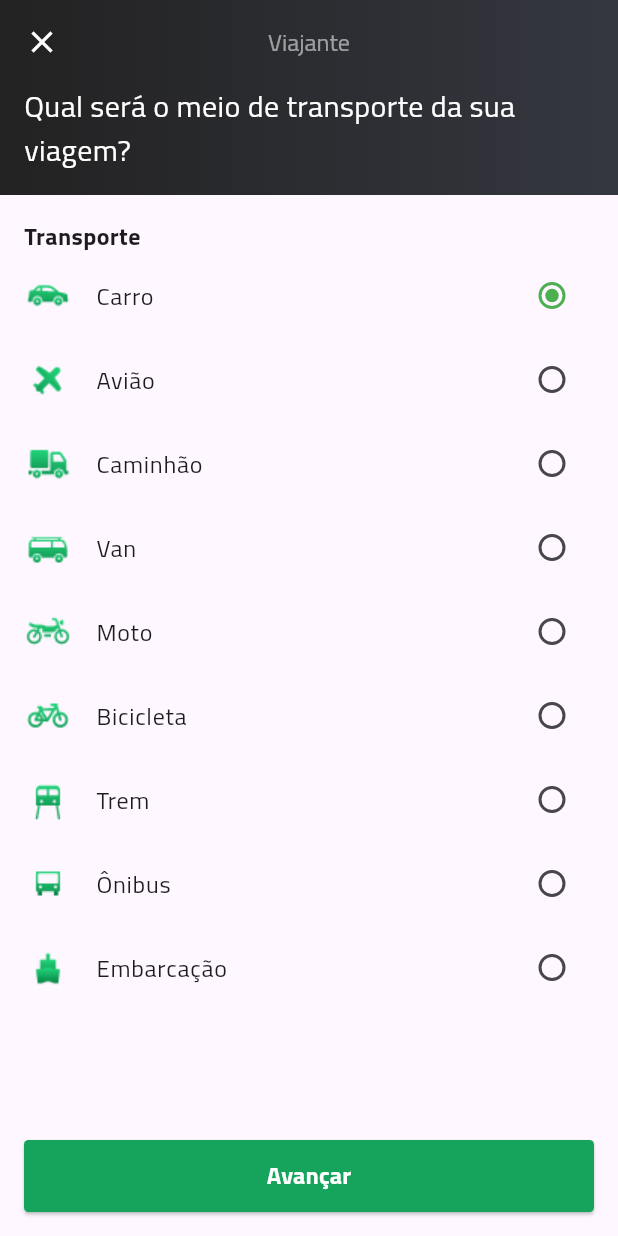
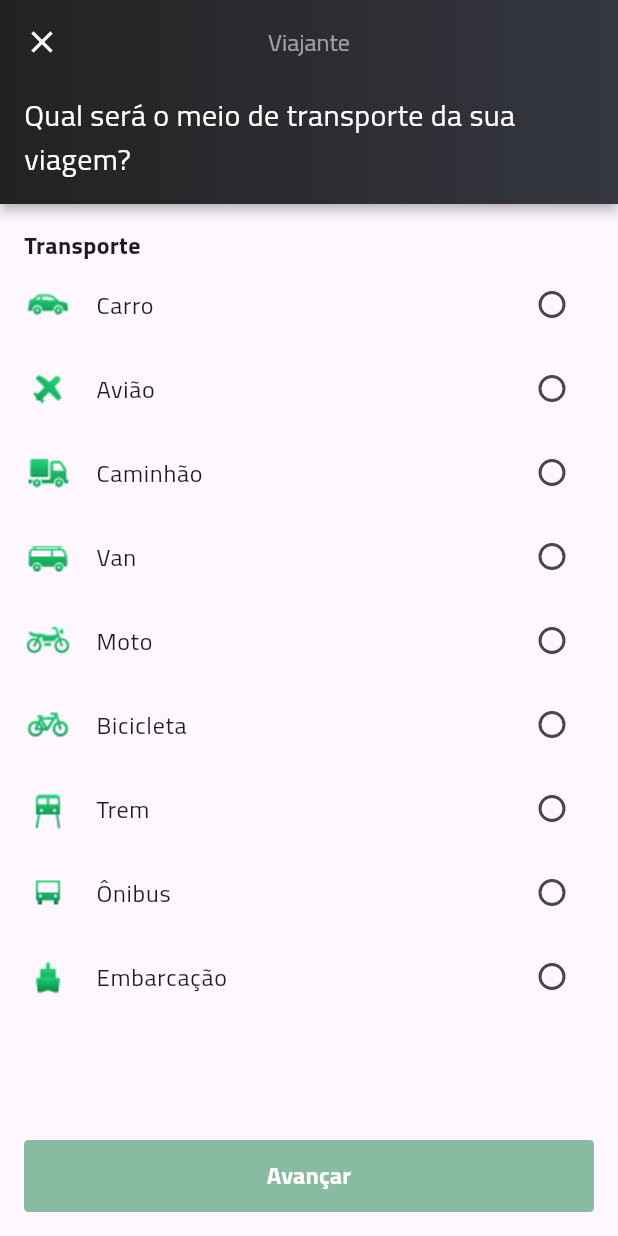
Before and after one commit to schuberty/Jera-Muvver, a Flutter app: the screen it shows after launch, after a tap on "Viajante", on a phone screen of 412 x 824 dp. Run offline on Flutter 3.47's test engine with Material 2 defaults, Android fonts, the light colour scheme and no system bars.

Commit message:
Implemented passenger first and path selection page, and modularized widgets

```diff
--- /dev/null
+++ b/lib/src/modules/passenger/presentation/components/passenger_app_bar_bottom_widget.dart
@@ -0,0 +1,37 @@
+import 'package:flutter/material.dart';
+
+class PassengerAppBarBottomWidget extends StatelessWidget implements PreferredSizeWidget {
+  final String text;
+  final double height;
+  final Widget? tabBarWidget;
+
+  const PassengerAppBarBottomWidget({
+    required this.text,
+    this.height = 60,
+    this.tabBarWidget,
+    super.key,
+  });
+
+  @override
+  Widget build(BuildContext context) {
+    return Column(
+      children: <Widget>[
+        Container(
+          padding: const EdgeInsets.fromLTRB(16, 0, 16, 16),
+          width: double.infinity,
+          child: Text(
+            text,
+            style: const TextStyle(
+              fontSize: 20,
+              color: Colors.white,
+            ),
+          ),
+        ),
+        tabBarWidget ?? const SizedBox.shrink(),
+      ],
+    );
+  }
+
+  @override
+  Size get preferredSize => Size.fromHeight(height);
+}
--- /dev/null
+++ b/lib/src/modules/passenger/presentation/components/passenger_next_floating_button.dart
@@ -0,0 +1,35 @@
+import 'package:flutter/material.dart';
+
+class PassengerNextFloatingButton extends StatelessWidget {
+  final VoidCallback? onPressed;
+
+  final Color _buttonColor = const Color(0xFF16A45C);
+  final Color _disabledButtonColor = const Color(0xFF89BBA2);
+
+  const PassengerNextFloatingButton({this.onPressed, super.key});
+
+  @override
+  Widget build(BuildContext context) {
+    return Container(
+      margin: const EdgeInsets.symmetric(horizontal: 16),
+      height: 48,
+      width: double.infinity,
+      child: ElevatedButton(
+        onPressed: onPressed,
+        style: ElevatedButton.styleFrom(
+          shape: RoundedRectangleBorder(borderRadius: BorderRadius.circular(3)),
+          backgroundColor: _buttonColor,
+          disabledBackgroundColor: _disabledButtonColor,
+        ),
+        child: const Text(
+          "Avançar",
+          style: TextStyle(
+            fontWeight: FontWeight.bold,
+            fontSize: 16,
+            color: Colors.white,
+          ),
+        ),
+      ),
+    );
+  }
+}
--- /dev/null
+++ b/lib/src/modules/passenger/presentation/components/passenger_sliver_app_bar_widget.dart
@@ -0,0 +1,74 @@
+import 'package:flutter/material.dart';
+import 'package:flutter/services.dart';
+import 'package:jera_muvver/src/shared/app/app_constants.dart';
+
+class PassengerSliverAppBarWidget extends StatelessWidget {
+  final VoidCallback? onLeadingPreassed;
+  final IconData? leadingIcon;
+  final String? titleText;
+  final List<Widget>? actions;
+  final PreferredSizeWidget? bottom;
+
+  const PassengerSliverAppBarWidget({
+    this.onLeadingPreassed,
+    this.leadingIcon,
+    this.titleText,
+    this.actions,
+    this.bottom,
+    super.key,
+  });
+
+  @override
+  Widget build(BuildContext context) {
+    late final Widget? leadingIconWidget;
+    late final Widget? titleWidget;
+
+    if (leadingIcon != null) {
+      leadingIconWidget = Icon(
+        leadingIcon,
+        color: Colors.white,
+      );
+    } else {
+      leadingIconWidget = const Icon(
+        Icons.arrow_back,
+        color: Colors.white,
+      );
+    }
+
+    if (titleText != null) {
+      titleWidget = Text(
+        titleText!,
+        style: TextStyle(
+          color: Colors.white.withOpacity(0.54),
+          fontSize: 16,
+        ),
+      );
+    } else {
+      titleWidget = null;
+    }
+
+    return SliverAppBar(
+      pinned: true,
+      centerTitle: true,
+      forceElevated: true,
+      shadowColor: Colors.black,
+      backgroundColor: Colors.black,
+      systemOverlayStyle: SystemUiOverlayStyle.light,
+      leading: IconButton(
+        onPressed: onLeadingPreassed,
+        icon: leadingIconWidget,
+      ),
+      title: titleWidget,
+      flexibleSpace: FlexibleSpaceBar(
+        titlePadding: EdgeInsets.zero,
+        title: Container(
+          decoration: BoxDecoration(
+            gradient: AppConstants.linearGradientBlackToGrey(),
+          ),
+        ),
+      ),
+      actions: actions,
+      bottom: bottom,
+    );
+  }
+}
--- /dev/null
+++ b/lib/src/modules/passenger/presentation/components/passenger_transport_radial_list_widget.dart
@@ -0,0 +1,34 @@
+import 'package:flutter/material.dart';
+import 'package:jera_muvver/src/modules/passenger/domain/enums/transport_type_enum.dart';
+
+class PassengerTransportRadialListWidget extends StatelessWidget {
+  final List<TransportType> transportList;
+  final TransportType? groupValue;
+  final Function(TransportType?) onChanged;
+
+  const PassengerTransportRadialListWidget({
+    required this.transportList,
+    required this.groupValue,
+    required this.onChanged,
+    super.key,
+  });
+
+  @override
+  Widget build(BuildContext context) {
+    return SliverList(
+      delegate: SliverChildBuilderDelegate((context, index) {
+        final transport = transportList[index];
+
+        return RadioListTile<TransportType>(
+          value: transport,
+          groupValue: groupValue,
+          title: Text(transport.transportName),
+          secondary: Image.asset("assets/icons/${transport.iconAsset}"),
+          onChanged: onChanged,
+          controlAffinity: ListTileControlAffinity.trailing,
+          activeColor: const Color(0xFF24B96E),
+        );
+      }, childCount: transportList.length),
+    );
+  }
+}
--- a/lib/src/modules/passenger/presentation/pages/passenger_page.dart
+++ b/lib/src/modules/passenger/presentation/pages/passenger_page.dart
@@ -1,7 +1,9 @@
 import 'package:flutter/material.dart';
-import 'package:flutter/services.dart';
 import 'package:jera_muvver/src/modules/passenger/domain/enums/transport_type_enum.dart';
-import 'package:jera_muvver/src/shared/app/app_constants.dart';
+import 'package:jera_muvver/src/modules/passenger/presentation/components/passenger_app_bar_bottom_widget.dart';
+import 'package:jera_muvver/src/modules/passenger/presentation/components/passenger_next_floating_button.dart';
+import 'package:jera_muvver/src/modules/passenger/presentation/components/passenger_sliver_app_bar_widget.dart';
+import 'package:jera_muvver/src/modules/passenger/presentation/components/passenger_transport_radial_list_widget.dart';
 
 class PassengerPage extends StatefulWidget {
   const PassengerPage({super.key});
@@ -11,70 +13,25 @@ class PassengerPage extends StatefulWidget {
 }
 
 class _PassengerPageState extends State<PassengerPage> {
-  TransportType currentTransportType = TransportType.car;
+  TransportType? currentTransportType;
+  VoidCallback? nextStepOnPressed;
 
   @override
   Widget build(BuildContext context) {
     const transportTypeList = TransportType.values;
 
     return Scaffold(
-      floatingActionButton: Container(
-        margin: const EdgeInsets.symmetric(horizontal: 16),
-        height: 48,
-        width: double.infinity,
-        child: ElevatedButton(
-          onPressed: () {},
-          style: ElevatedButton.styleFrom(
-            shape: RoundedRectangleBorder(borderRadius: BorderRadius.circular(3)),
-            backgroundColor: const Color(0xFF16A45C),
-          ),
-          child: const Text(
-            "Avançar",
-            style: TextStyle(
-              fontWeight: FontWeight.bold,
-              fontSize: 16,
-              color: Colors.white,
-            ),
-          ),
-        ),
-      ),
+      floatingActionButton: PassengerNextFloatingButton(onPressed: nextStepOnPressed),
       floatingActionButtonLocation: FloatingActionButtonLocation.centerFloat,
       body: CustomScrollView(
         slivers: <Widget>[
-          SliverAppBar(
-            pinned: true,
-            centerTitle: true,
-            backgroundColor: Colors.black,
-            systemOverlayStyle: SystemUiOverlayStyle.light,
-            leading: IconButton(
-              onPressed: () => _navigateBackToHomePage(context),
-              icon: const Icon(
-                Icons.close,
-                color: Colors.white,
-              ),
-            ),
-            title: Text(
-              "Viajante",
-              style: TextStyle(
-                color: Colors.white.withOpacity(0.54),
-                fontSize: 16,
-              ),
-            ),
-            flexibleSpace: FlexibleSpaceBar(
-              titlePadding: EdgeInsets.zero,
-              title: Container(
-                decoration: BoxDecoration(gradient: AppConstants.linearGradientBlackToGrey()),
-              ),
-            ),
-          ),
-          SliverToBoxAdapter(
-            child: Container(
-              padding: const EdgeInsets.fromLTRB(16, 0, 16, 16),
-              decoration: BoxDecoration(gradient: AppConstants.linearGradientBlackToGrey()),
-              child: const Text(
-                "Qual será o meio de transporte da sua viagem?",
-                style: TextStyle(color: Colors.white, fontSize: 20),
-              ),
+          PassengerSliverAppBarWidget(
+            onLeadingPreassed: _navigateBackToHomePage,
+            leadingIcon: Icons.close,
+            titleText: "Viajante",
+            bottom: const PassengerAppBarBottomWidget(
+              height: 80,
+              text: "Qual será o meio de transporte da sua viagem?",
             ),
           ),
           SliverToBoxAdapter(
@@ -86,19 +43,10 @@ class _PassengerPageState extends State<PassengerPage> {
               ),
             ),
           ),
-          SliverList(
-            delegate: SliverChildBuilderDelegate((context, index) {
-              final transport = transportTypeList[index];
-              return RadioListTile<TransportType>(
-                value: transport,
-                groupValue: currentTransportType,
-                title: Text(transport.transportName),
-                secondary: Image.asset("assets/icons/${transport.iconAsset}"),
-                onChanged: (value) => setState(() => currentTransportType = value!),
-                controlAffinity: ListTileControlAffinity.trailing,
-                activeColor: Colors.green,
-              );
-            }, childCount: transportTypeList.length),
+          PassengerTransportRadialListWidget(
+            transportList: transportTypeList,
+            groupValue: currentTransportType,
+            onChanged: _updateTransportTypeSelected,
           ),
           const SliverToBoxAdapter(child: SizedBox(height: 64)),
         ],
@@ -106,7 +54,18 @@ class _PassengerPageState extends State<PassengerPage> {
     );
   }
 
-  void _navigateBackToHomePage(BuildContext context) {
+  void _updateTransportTypeSelected(TransportType? value) {
+    setState(() {
+      currentTransportType = value;
+      nextStepOnPressed = _navigateToPassengerPathSelection;
+    });
+  }
+
+  void _navigateToPassengerPathSelection() {
+    Navigator.of(context).pushNamed("/passenger/path");
+  }
+
+  void _navigateBackToHomePage() {
     Navigator.of(context).pop();
   }
 }
--- a/lib/src/shared/app/app_router.dart
+++ b/lib/src/shared/app/app_router.dart
@@ -1,6 +1,8 @@
 import 'package:flutter/material.dart';
 import 'package:jera_muvver/src/modules/home/presentation/pages/home_page.dart';
 import 'package:jera_muvver/src/modules/passenger/presentation/pages/passenger_page.dart';
+import 'package:jera_muvver/src/modules/passenger/presentation/pages/passenger_path_page.dart';
+import 'package:jera_muvver/src/shared/app/route/route_animator.dart';
 
 class AppRouter {
   static Route<void>? onGenerateRoutes(RouteSettings routeSettings) {
@@ -11,6 +13,8 @@ class AppRouter {
         return _homePage();
       case '/passenger':
         return MaterialPageRoute(builder: (_) => const PassengerPage());
+      case '/passenger/path':
+        return RouteAnimator.rightToLeftRoute(const PassengerPathPage());
       default:
         return _homePage();
     }
--- /dev/null
+++ b/lib/src/shared/app/route/route_animator.dart
@@ -0,0 +1,26 @@
+import 'package:flutter/widgets.dart';
+
+class RouteAnimator {
+  static PageRouteBuilder rightToLeftRoute(Widget page) {
+    return PageRouteBuilder(
+      pageBuilder: (context, animation, secondaryAnimation) => page,
+      transitionsBuilder: (context, animation, secondaryAnimation, child) => SlideTransition(
+        position: slideAnimation(animation),
+        child: child,
+      ),
+    );
+  }
+
+  static Animation<Offset> slideAnimation(
+    Animation<double> animation, {
+    Offset begin = const Offset(1.0, 0.0),
+  }) {
+    const end = Offset.zero;
+
+    final curve = CurveTween(curve: Curves.ease);
+    final tween = Tween(begin: begin, end: end).chain(curve);
+    final slideAnimation = animation.drive(tween);
+
+    return slideAnimation;
+  }
+}
```
Also changed, not shown: lib/src/modules/passenger/presentation/components/passenger_cancel_text_button.dart (added, +27 -0 lines), lib/src/modules/passenger/presentation/components/passenger_path_tab_bar_widget.dart (added, +41 -0 lines), lib/src/modules/passenger/presentation/pages/passenger_path_page.dart (added, +55 -0 lines).
